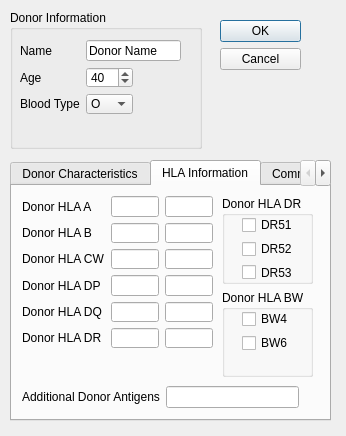
First picture: the form in KPD GUI/AltruisticDonorDialog.ui, repository mathieubray/KPDGUI, before the edit.
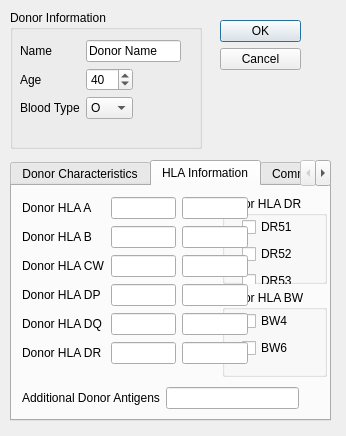
Second picture: the form after the edit. The open tabs and pages were chosen to show the change.

```diff
--- a/KPD GUI/AltruisticDonorDialog.ui
+++ b/KPD GUI/AltruisticDonorDialog.ui
@@ -59,7 +59,7 @@
       <x>10</x>
       <y>30</y>
       <width>161</width>
-      <height>74</height>
+      <height>82</height>
      </rect>
     </property>
     <layout class="QGridLayout" name="donorGridLayout">
@@ -250,8 +250,8 @@
       <rect>
        <x>10</x>
        <y>10</y>
-       <width>191</width>
-       <height>152</height>
+       <width>226</width>
+       <height>169</height>
       </rect>
      </property>
      <layout class="QGridLayout" name="donorHLAGridLayout">
@@ -341,7 +341,7 @@
        <x>10</x>
        <y>200</y>
        <width>277</width>
-       <height>22</height>
+       <height>24</height>
       </rect>
      </property>
      <layout class="QHBoxLayout" name="horizontalLayout">
@@ -362,7 +362,7 @@
       <rect>
        <x>210</x>
        <y>10</y>
-       <width>91</width>
+       <width>105</width>
        <height>181</height>
       </rect>
      </property>
@@ -377,8 +377,8 @@
           <rect>
            <x>20</x>
            <y>20</y>
-           <width>51</width>
-           <height>65</height>
+           <width>59</width>
+           <height>76</height>
           </rect>
          </property>
          <layout class="QVBoxLayout" name="donorHLADRVerticalLayout">
@@ -417,8 +417,8 @@
           <rect>
            <x>20</x>
            <y>20</y>
-           <width>47</width>
-           <height>42</height>
+           <width>55</width>
+           <height>49</height>
           </rect>
          </property>
          <layout class="QVBoxLayout" name="donorHLABWVerticalLayout">
```
Left out of the diff: 4 changed lines with no effect on the pictures.
